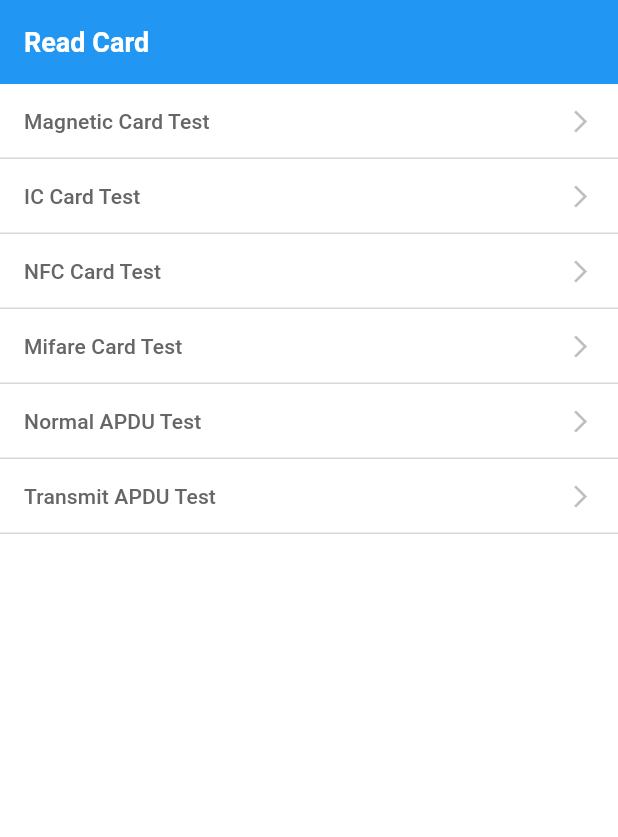
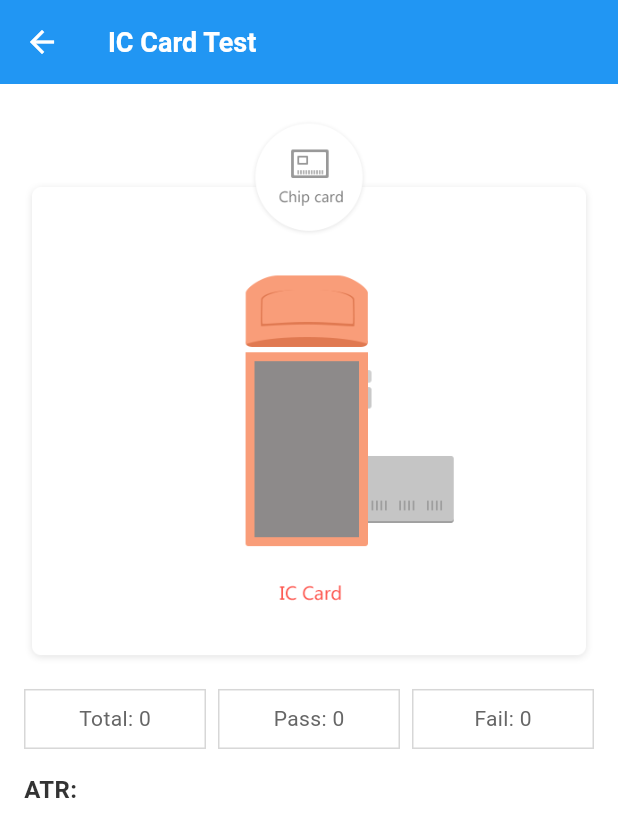
Before and after one commit to chuwuwang/sunmi-flutter-sdk, a Flutter app: the ReadCardPage widget shown alone on an empty page, opened directly, after a tap on "IC Card Test", on a phone screen of 412 x 824 dp. Shown: the top 837 px of the screen. Run offline on Flutter 3.47's test engine with Material 3 defaults, Android fonts, the phone set to English and light mode, and no system bars; our stand-ins replace fluttertoast.

Commit message:
feat: add chip card test screen

```diff
--- a/lib/engine/plugins/entity/card_info.dart
+++ b/lib/engine/plugins/entity/card_info.dart
@@ -6,10 +6,14 @@ class CardInfo {
   String serviceCode = "";
   String cardholderName = "";
   String cardSerialNumber = "";
+  String atr = "";
+  String ats = "";
   String track1 = "";
   String track2 = "";
   String track3 = "";
   bool fallback = false;
+
+  CardInfo();
 
   CardInfo.fromJson(Map<String, dynamic> json) {
     cardType = json["cardType"] ?? -1;
@@ -22,6 +26,8 @@ class CardInfo {
     track2 = json["track2"] ?? "";
     track3 = json["track3"] ?? "";
     fallback = json["fallback"] ?? false;
+    atr = json["atr"] ?? "";
+    ats = json["ats"] ?? "";
   }
 
   Map<String, dynamic> toJson() {
@@ -36,6 +42,8 @@ class CardInfo {
     map["track2"] = track2;
     map["track3"] = track3;
     map["fallback"] = fallback;
+    map["ats"] = ats;
+    map["ats"] = ats;
     return map;
   }
 
--- /dev/null
+++ b/lib/pages/card/card_ic_test_page.dart
@@ -0,0 +1,60 @@
+import 'package:flutter/material.dart';
+import 'package:sun_mi_flutter_sdk/engine/plugins/entity/card_info.dart';
+import 'package:sun_mi_flutter_sdk/pages/base_state.dart';
+import 'package:sun_mi_flutter_sdk/pages/base_stateful_widget.dart';
+import 'package:sun_mi_flutter_sdk/pages/base_stateless_widget.dart';
+import 'package:sun_mi_flutter_sdk/pages/card/card_ui_util.dart';
+import 'package:sun_mi_flutter_sdk/utils/string_util.dart';
+
+class ChipCardTestPage extends BaseStatelessWidget {
+
+  const ChipCardTestPage( { Key ? key } ) : super(key: key);
+
+  @override
+  String getTitleString() => "IC Card Test";
+
+  @override
+  Widget onCreateChild(BuildContext context) => const _ChipCardWidget();
+
+}
+
+class _ChipCardWidget extends BaseStatefulWidget {
+
+  const _ChipCardWidget( { Key ? key } ) : super(key: key);
+
+  @override
+  State<StatefulWidget> createState() => _ChipCardState();
+
+}
+
+class _ChipCardState extends BaseState<_ChipCardWidget> {
+
+  int _totalTime = 0;
+  int _failedTime = 0;
+  int _successTime = 0;
+  CardInfo ? _cardInfo;
+
+  @override
+  Widget build(BuildContext context) {
+    var info = CardInfo();
+    if (_cardInfo != null) info = _cardInfo!;
+    var atr = StringUtil.null2String(info.atr);
+
+    var image = Image.asset("images/card_ic.png", width: 560);
+    List<Widget> childs = [
+      CardUiUtil.summaryText("Total: $_totalTime"), const SizedBox(width: 8),
+      CardUiUtil.summaryText("Pass: $_successTime"), const SizedBox(width: 8),
+      CardUiUtil.summaryText("Fail: $_failedTime"),
+    ];
+    List<Widget> children = [
+      const SizedBox(height: 24), image,
+      const SizedBox(height: 16), Row(children: childs),
+      const SizedBox(height: 16), CardUiUtil.itemText("ATR: $atr"),
+      const SizedBox(height: 24),
+    ];
+    var column = Column(children: children, crossAxisAlignment: CrossAxisAlignment.start);
+    var container = Container(padding: const EdgeInsets.only(left: 16, right: 16), child: column);
+    return container;
+  }
+
+}
--- a/lib/pages/card/card_page.dart
+++ b/lib/pages/card/card_page.dart
@@ -1,5 +1,6 @@
 import 'package:flutter/material.dart';
 import 'package:sun_mi_flutter_sdk/pages/base_stateless_widget.dart';
+import 'package:sun_mi_flutter_sdk/pages/card/card_ic_test_page.dart';
 import 'package:sun_mi_flutter_sdk/pages/card/card_magnetic_test_page.dart';
 import 'package:sun_mi_flutter_sdk/utils/navigator_util.dart';
 import 'package:sun_mi_flutter_sdk/widget/common_ui.dart';
@@ -14,11 +15,12 @@ class ReadCardPage extends BaseStatelessWidget {
   @override
   Widget onCreateChild(BuildContext context) {
     emptyAction() => {};
+    gotoChipCardTestPageAction() => _gotoChipCardTestPage(context);
     gotoMagneticCardTestPageAction() => _gotoMagneticCardTestPage(context);
 
     List<Widget> children = [
       CommonUiUtil.commonItem("Magnetic Card Test", true, gotoMagneticCardTestPageAction),
-      CommonUiUtil.commonItem("IC Card Test", true, emptyAction),
+      CommonUiUtil.commonItem("IC Card Test", true, gotoChipCardTestPageAction),
       CommonUiUtil.commonItem("NFC Card Test", true, emptyAction),
       CommonUiUtil.commonItem("Mifare Card Test", true, emptyAction),
       CommonUiUtil.commonItem("Normal APDU Test", true, emptyAction),
@@ -32,4 +34,9 @@ class ReadCardPage extends BaseStatelessWidget {
     NavigatorUtil.navigation(context, builder);
   }
 
+  _gotoChipCardTestPage(context) {
+    builder(context) => const ChipCardTestPage();
+    NavigatorUtil.navigation(context, builder);
+  }
+
 }
--- /dev/null
+++ b/lib/pages/card/card_ui_util.dart
@@ -0,0 +1,20 @@
+import 'package:flutter/material.dart';
+import 'package:sun_mi_flutter_sdk/theme/colors.dart';
+import 'package:sun_mi_flutter_sdk/widget/common_ui.dart';
+
+class CardUiUtil {
+
+  static Widget itemText(String data) {
+    var style = const TextStyle(color: ColorHelper.textMainColor, fontSize: 16, fontWeight: FontWeight.bold);
+    return Text(data, style: style);
+  }
+
+  static Widget summaryText(String data) {
+    var style = const TextStyle(color: ColorHelper.textContentColor, fontSize: 14);
+    var text = Text(data, style: style);
+    var boxDecoration = CommonUiUtil.backgroundWhiteRadius(0);
+    var container = Container(height: 40, decoration: boxDecoration, alignment: Alignment.center, child: text);
+    return Expanded(child: container);
+  }
+
+}
```
Also changed, not shown: lib/pages/card/card_magnetic_test_page.dart (+23 -35 lines).
